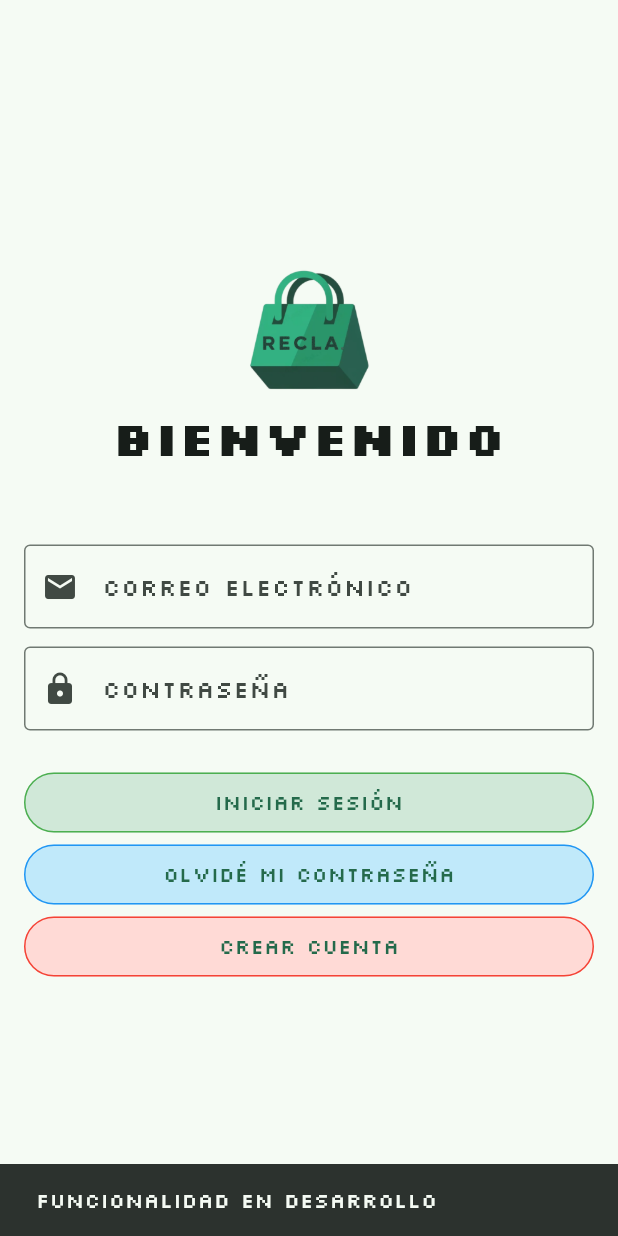
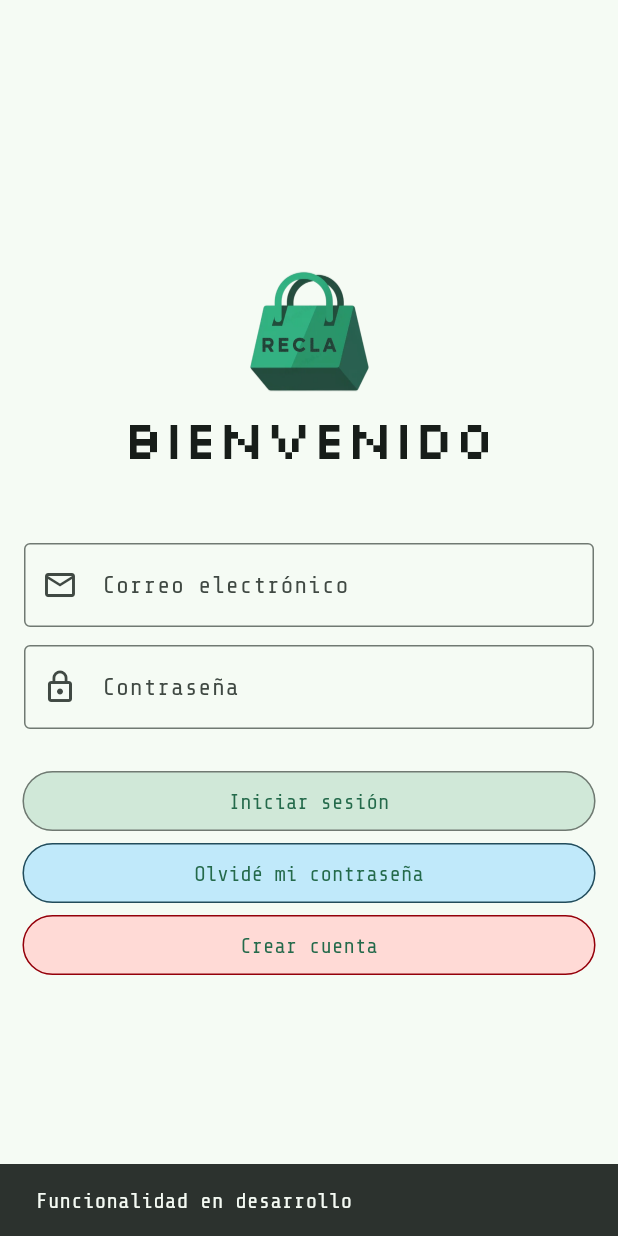
Before and after one commit to caroSeminario23/RECLA_frontend, a Flutter app: the screen it shows after launch, after a tap on "Olvidé mi contraseña", on a phone screen of 412 x 824 dp. Run offline on Flutter 3.47's test engine with Material 3 defaults, Android fonts, the phone set to English and light mode, and no system bars.

Commit message:
Actualización de bienvenida y login

```diff
--- a/lib/main.dart
+++ b/lib/main.dart
@@ -2,7 +2,7 @@ import 'package:flutter/material.dart';
 import 'package:recla/src/gamification/presentation/screens/tabla_clasificacion.dart';
 import 'theme/theme.dart';
 
-import 'package:recla/src/others/features/bienvenida/bienvenida_screen.dart'; //Importación del archivo de colores
+import 'package:recla/src/platform/presentation/screens/bienvenida.dart'; //Importación del archivo de colores
 import 'package:recla/src/platform/presentation/screens/login.dart';
 import 'package:recla/src/platform/presentation/screens/perfil_eco.dart';
 void main() {
--- a/lib/src/others/features/bienvenida/bienvenida_screen.dart
+++ /dev/null
@@ -1,32 +0,0 @@
-import 'package:flutter/material.dart';
-import 'package:recla/src/others/features/login/login_screen.dart';
-import 'package:recla/src/platform/presentation/screens/login.dart';
-//import 'package:recla/src/features/registro/registro.dart'; // Importa la pantalla de inicio de sesión
-
-class BienvenidaScreen extends StatelessWidget {
-  const BienvenidaScreen({super.key});
-
-  @override
-  Widget build(BuildContext context) {
-    // Navega automáticamente a LoginScreen después de 5 segundos
-    Future.delayed(const Duration(seconds: 5), () {
-      Navigator.pushReplacement(
-        context,
-        MaterialPageRoute(builder: (context) => const Login()),
-        //MaterialPageRoute(builder: (context) => const LoginScreen()),
-        //registro
-        //MaterialPageRoute(builder: (context) => RegistroPage()),
-      );
-    });
-
-    return Scaffold(
-      body: Center(
-        child: Image.asset(
-          'assets/images/logo_principal.png',
-          width: 250,
-          height: 250,
-        ),
-      ),
-    );
-  }
-}
--- /dev/null
+++ b/lib/src/platform/presentation/screens/bienvenida.dart
@@ -0,0 +1,35 @@
+import 'package:flutter/material.dart';
+import 'package:recla/src/platform/presentation/screens/login.dart';
+
+class BienvenidaScreen extends StatefulWidget {
+  const BienvenidaScreen({super.key});
+
+  @override
+  State<BienvenidaScreen> createState() => _BienvenidaScreenState();
+}
+
+class _BienvenidaScreenState extends State<BienvenidaScreen> {
+  @override
+  void initState() {
+    super.initState();
+    Future.delayed(const Duration(seconds: 5), () {
+      Navigator.pushReplacement(
+        context,
+        MaterialPageRoute(builder: (context) => const Login()),
+      );
+    });
+  }
+
+  @override
+  Widget build(BuildContext context) {
+    return Scaffold(
+      body: Center(
+        child: Image.asset(
+          'assets/images/logos/recla_logo2.png',
+          width: 250,
+          height: 250,
+        ),
+      ),
+    );
+  }
+}
--- a/lib/src/platform/presentation/screens/login.dart
+++ b/lib/src/platform/presentation/screens/login.dart
@@ -3,10 +3,10 @@ import 'package:recla/src/platform/presentation/screens/perfil_eco.dart';
 
 class Login extends StatelessWidget {
   const Login({super.key});
+
   @override
   Widget build(BuildContext context) {
     return Scaffold(
-
       body: Center(
         child: Column(
           mainAxisAlignment: MainAxisAlignment.center,
@@ -14,33 +14,28 @@ class Login extends StatelessWidget {
           children: [
             //Logo superior
             Image.asset(
-              'assets/images/logo_secundario.png',
+              'assets/images/logos/recla_logo1.png',
               width: 100,
               height: 100,
             ),
+
             //Texto de bienvenida
-            const Text(
-              'BIENVENIDO',
-              style: TextStyle(
-                fontSize: 32,
-                fontWeight: FontWeight.bold,
-              ),
-            ),
+            Text('BIENVENIDO', style: Theme.of(context).textTheme.displaySmall),
             SizedBox(height: 48), //Espacio entre el logo y el texto
-
             //Ingreso de email
             Align(
               alignment: Alignment.center,
               child: Container(
-                width: MediaQuery.of(context).size.width - 32,
+                //width: MediaQuery.of(context).size.width - 30,
+                padding: const EdgeInsets.symmetric(horizontal: 16),
                 child: TextField(
                   decoration: InputDecoration(
                     labelText: 'Correo electrónico',
                     border: OutlineInputBorder(),
-                    prefixIcon: Icon(Icons.email),
+                    prefixIcon: Icon(Icons.email_outlined),
                   ),
                 ),
-              )
+              ),
             ),
             SizedBox(height: 12),
 
@@ -48,63 +43,55 @@ class Login extends StatelessWidget {
             Align(
               alignment: Alignment.center,
               child: Container(
-                width: MediaQuery.of(context).size.width - 32,
+                padding: const EdgeInsets.symmetric(horizontal: 16),
+                //width: MediaQuery.of(context).size.width - 30,
                 child: TextField(
                   obscureText: true,
                   decoration: InputDecoration(
                     labelText: 'Contraseña',
                     border: OutlineInputBorder(),
-                    prefixIcon: Icon(Icons.lock),
+                    prefixIcon: Icon(Icons.lock_outline),
                   ),
                 ),
-              )
+              ),
             ),
             SizedBox(height: 24),
 
             //Botón de inicio de sesión
             SizedBox(
-              width: MediaQuery.of(context).size.width - 32,
+              width: MediaQuery.of(context).size.width - 30,
               //width: double.infinity,
               child: ElevatedButton(
                 onPressed: () {
-                  Navigator.of(context).push(
-                    MaterialPageRoute(
-                      builder: (_) => PerfilEcoPagina(),
+                  Navigator.of(
+                    context,
+                  ).push(MaterialPageRoute(builder: (_) => PerfilEcoPagina()));
+                },
+                style: ElevatedButton.styleFrom(
+                  backgroundColor:
+                      Theme.of(context)
+                          .colorScheme
+                          .secondaryContainer, // Cambia el color del botón
+                  side: BorderSide(
+                    color: Theme.of(context).colorScheme.outline,
+                    width: 1.0,
                   ),
-                  );
-                // Lógica de olvidé mi contraseña
-                },
-                /*onPressed: () {
-                ScaffoldMessenger.of(context).showSnackBar(
-                    const SnackBar(
-                    content: Text('Funcionalidad en desarrollo'),
-                    ),
-                );
-                },*/
-                style: ElevatedButton.styleFrom(
-                  backgroundColor: const Color.fromARGB(255,208,232,216), // Cambia el color del botón
-                  side: const BorderSide(color: Colors.green, width: 1.0),
                   elevation: 0, // Elimina la sombra del botón
                 ),
                 child: Text(
-                    'Iniciar sesión'.toLowerCase().replaceFirst('i', 'I') // Capitaliza la primera letra
+                  'Iniciar sesión'.toLowerCase().replaceFirst(
+                    'i',
+                    'I',
+                  ), // Capitaliza la primera letra
                 ),
               ),
             ),
 
             //Botón de olvidé mi contraseña
             SizedBox(
-              width: MediaQuery.of(context).size.width - 32,
+              width: MediaQuery.of(context).size.width - 30,
               //width: double.infinity,
               child: ElevatedButton(
-                /*onPressed: () {
-                  Navigator.of(context).push(
-                    MaterialPageRoute(
-                      //builder: (_) => VistaEcommerce(),
-                    ),
-                  );
-                // Lógica de olvidé mi contraseña
-              },*/
                 onPressed: () {
                   ScaffoldMessenger.of(context).showSnackBar(
                     const SnackBar(
@@ -113,29 +100,27 @@ class Login extends StatelessWidget {
                   );
                 },
                 style: ElevatedButton.styleFrom(
-                  backgroundColor: const Color.fromARGB(255,192,233,250), // Cambia el color del botón
-                  side: const BorderSide(color: Colors.blue, width: 1.0),
+                  backgroundColor: Theme.of(context).colorScheme.tertiaryContainer, // Cambia el color del botón
+                  side: BorderSide(
+                    color: Theme.of(context).colorScheme.onTertiaryFixedVariant,
+                    width: 1.0,
+                  ),
                   elevation: 0, // Elimina la sombra del botón
                 ),
                 child: Text(
-                    'Olvidé mi contraseña'.toLowerCase().replaceFirst('o', 'O') // Capitaliza la primera letra
+                  'Olvidé mi contraseña'.toLowerCase().replaceFirst(
+                    'o',
+                    'O',
+                  ), // Capitaliza la primera letra
                 ),
-                )
+              ),
             ),
 
             //Botón de crear cuenta
             SizedBox(
-              width: MediaQuery.of(context).size.width - 32,
+              width: MediaQuery.of(context).size.width - 30,
               //width: double.infinity,
               child: ElevatedButton(
-                /*onPressed: () {
-                  // Lógica de crear cuenta
-                  Navigator.of(context).push(
-                    MaterialPageRoute(
-                      //builder: (_) => RegistroPage(),
-                    ),
-                  );
-                },*/
                 onPressed: () {
                   ScaffoldMessenger.of(context).showSnackBar(
                     const SnackBar(
@@ -144,18 +129,21 @@ class Login extends StatelessWidget {
                   );
                 },
                 style: ElevatedButton.styleFrom(
-                  backgroundColor: const Color.fromARGB(255,255,218,214), // Cambia el color del botón
-                  side: const BorderSide(color: Colors.red, width: 1.0),
+                  backgroundColor: Theme.of(context).colorScheme.errorContainer, // Cambia el color del botón
+                  side: BorderSide(
+                    color: Theme.of(context).colorScheme.onErrorContainer,
+                    width: 1.0,
+                  ),
                   elevation: 0, // Elimina la sombra del botón
                 ),
                 child: Text(
-                    'Crear cuenta'
-                        .toLowerCase()
-                        .replaceFirst('c', 'C') // Capitaliza la primera letra
+                  'Crear cuenta'.toLowerCase().replaceFirst(
+                    'c',
+                    'C',
+                  ), // Capitaliza la primera letra
                 ),
               ),
             ),
-
           ],
         ),
       ),
--- a/lib/theme/typography.dart
+++ b/lib/theme/typography.dart
@@ -1,8 +1,8 @@
 import 'package:flutter/material.dart';
 
 class AppTypography {
-  static const String primaryFont = 'ShareTechMono';
-  static const String secondaryFont = 'Silkscreen';
+  static const String primaryFont = 'Silkscreen';
+  static const String secondaryFont = 'ShareTechMono';
 
   static const TextStyle displayLarge = TextStyle(
     fontFamily: primaryFont,
--- a/pubspec.yaml
+++ b/pubspec.yaml
@@ -24,7 +24,9 @@ flutter:
 
   uses-material-design: true
   assets:
-    - assets/images/
+    - assets/images/logos/
+    - assets/images/icons/
+    - assets/images/illustrations/
     - assets/fonts/
 
   fonts:
```
Lines whose indentation alone changed are shown as unchanged.
